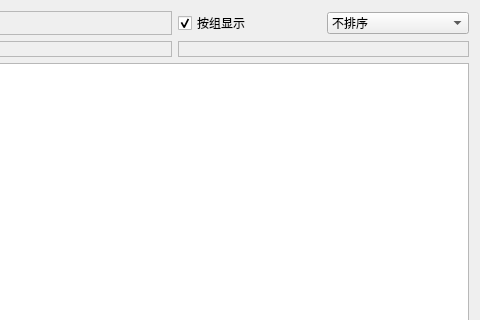
Qt form SlopeCraft/PreviewWind.ui (SlopeCraft/SlopeCraft) before a commit; both pictures show x 124 to 604 and y 0 to 320 of the 604 by 444 pixel window.
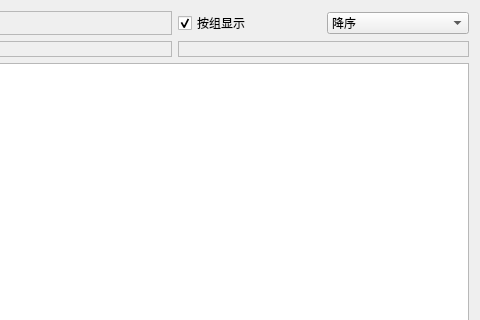
The same form after that commit.

```diff
--- a/SlopeCraft/PreviewWind.ui
+++ b/SlopeCraft/PreviewWind.ui
@@ -99,6 +99,9 @@
    </item>
    <item row="0" column="3">
     <widget class="QComboBox" name="cb_sort_option">
+     <property name="currentIndex">
+      <number>2</number>
+     </property>
      <item>
       <property name="text">
        <string>不排序</string>
```
